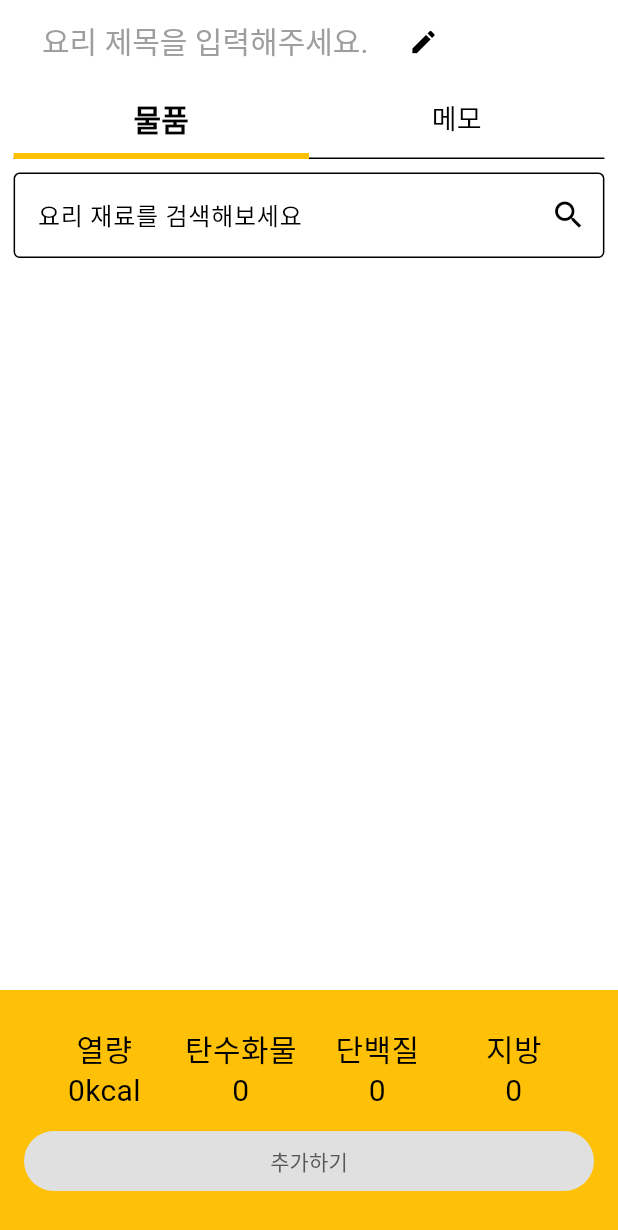
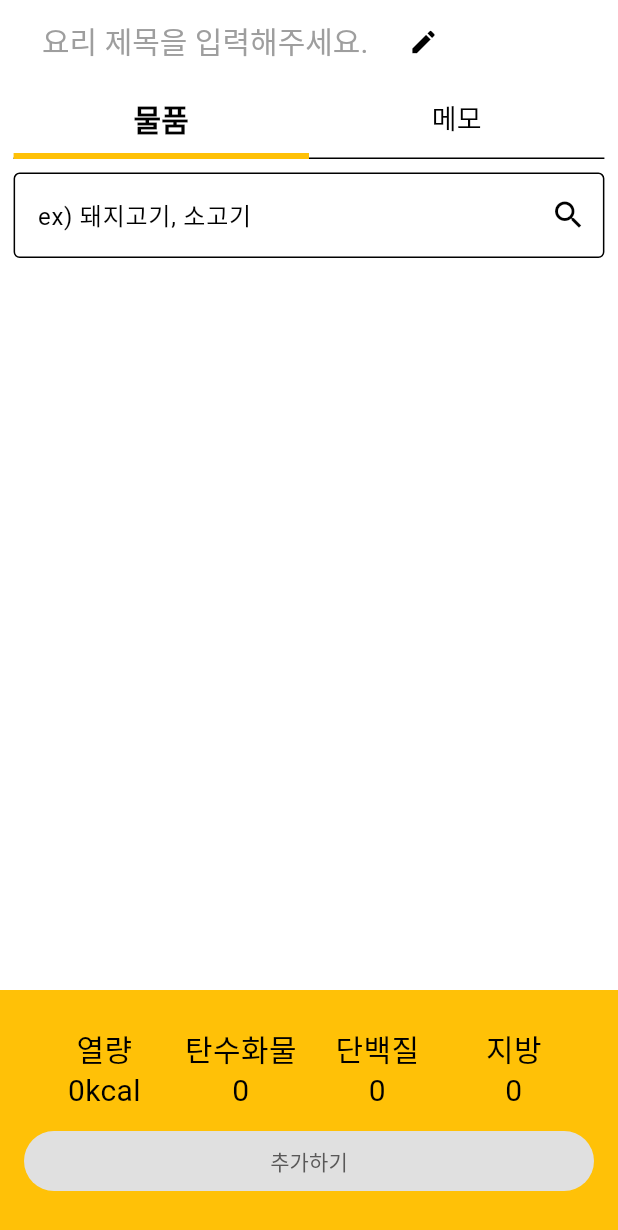
Before and after one commit to Mango-Fridge/Frontend, a Flutter app: the AddCookView screen opened by its route, on a phone screen of 412 x 824 dp. Shown: the top 1230 px of the screen. Run offline on Flutter 3.47's test engine with Material 3 defaults, Android fonts, the phone set to English and light mode, and no system bars; our stand-ins replace custom_sliding_segmented_control, dio, dropdown_button2, flutter_dotenv, flutter_riverpod, fluttertoast and 9 more; missing offline and left inert: kakao_flutter_sdk; accounts and stored records are empty; generated files the repository leaves out were written again; Roboto replaces fonts that are missing (Mainfonts).

Commit message:
[Design]: 요리 hintText 수정 #168

```diff
--- a/lib/view/cook/widget/add_cook_view.dart
+++ b/lib/view/cook/widget/add_cook_view.dart
@@ -170,7 +170,7 @@ class _AddCookViewState extends ConsumerState<AddCookView> {
                               controller: _searchIngridientController,
                               focusNode: _searchIngredientFocusNode,
                               decoration: InputDecoration(
-                                hintText: '요리 재료를 검색해보세요',
+                                hintText: 'ex) 돼지고기, 소고기',
                                 border: const OutlineInputBorder(),
                                 suffixIcon: IconButton(
                                   icon: Icon(
```
